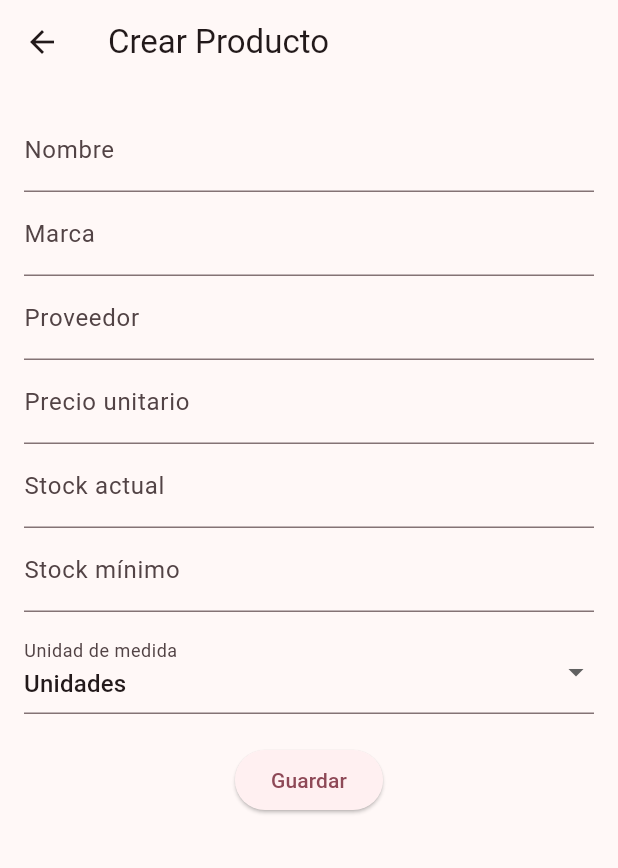
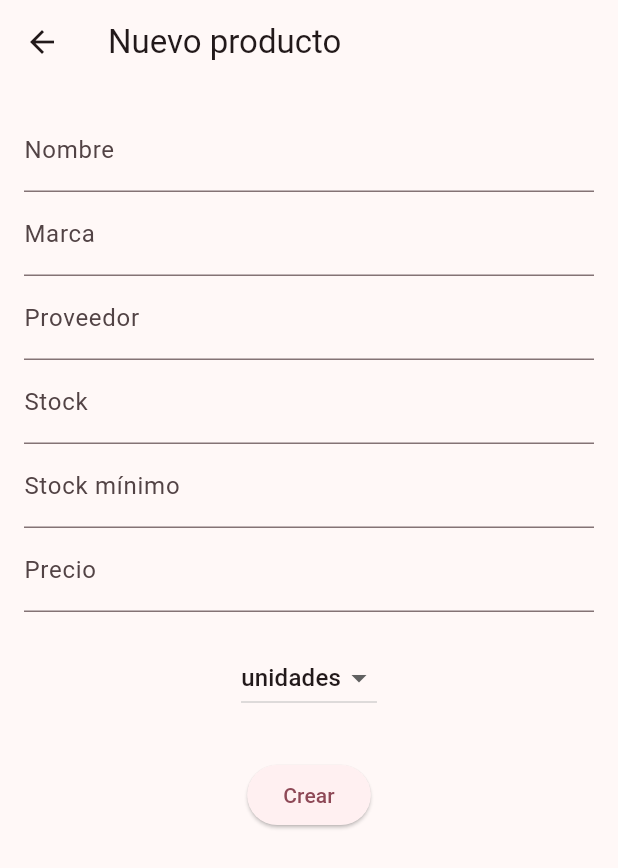
Before and after one commit to Chronos2412/Project-Kim, a Flutter app: the ProductFormScreen screen opened directly, on a phone screen of 412 x 824 dp. Shown: the top 868 px of the screen. Run offline on Flutter 3.47's test engine with Material 3 defaults, Android fonts, the phone set to English and light mode, and no system bars; our stand-ins replace sqflite; accounts and stored records are empty.

Commit message:
Inventory module: stable CRUD, edit fix, sorting A-Z, tag filtering fixed

```diff
--- a/project_kim/lib/features/inventory/data/models/product_model.dart
+++ b/project_kim/lib/features/inventory/data/models/product_model.dart
@@ -1,21 +1,13 @@
 class ProductModel {
   final int? id;
   final int categoryId;
-
   final String name;
-
   final double unitPrice;
-
-  // 🔥 STOCK DEBE SER INT en inventario real
-  final int stockQuantity;
-
-  final String stockUnit; // "unit" | "ml" | "kg"
-
+  final double stockQuantity;
+  final String stockUnit; // "unidades" | "ml" | "kg"
   final String brand;
   final String supplier;
-
-  final int minStockQuantity;
-
+  final double minStockQuantity;
   final DateTime lastUpdatedAt;
   final String lastUpdatedBy;
 
@@ -33,14 +25,8 @@ class ProductModel {
     required this.lastUpdatedBy,
   });
 
-  // -------------------------
-  // BUSINESS LOGIC
-  // -------------------------
-  bool get isLowStock => stockQuantity <= minStockQuantity;
+  bool get isLowStock => stockQuantity < minStockQuantity;
 
-  // -------------------------
-  // TO MAP (DB)
-  // -------------------------
   Map<String, dynamic> toMap() {
     return {
       "id": id,
@@ -57,26 +43,17 @@ class ProductModel {
     };
   }
 
-  // -------------------------
-  // FROM MAP (DB)
-  // -------------------------
   factory ProductModel.fromMap(Map<String, dynamic> map) {
     return ProductModel(
       id: map["id"],
       categoryId: map["categoryId"],
       name: map["name"],
       unitPrice: (map["unitPrice"] as num).toDouble(),
-
-      // 🔥 FIX: int seguro
-      stockQuantity: (map["stockQuantity"] as num).toInt(),
-
+      stockQuantity: (map["stockQuantity"] as num).toDouble(),
       stockUnit: map["stockUnit"],
       brand: map["brand"],
       supplier: map["supplier"],
-
-      // 🔥 FIX: int seguro
-      minStockQuantity: (map["minStockQuantity"] as num).toInt(),
-
+      minStockQuantity: (map["minStockQuantity"] as num).toDouble(),
       lastUpdatedAt: DateTime.parse(map["lastUpdatedAt"]),
       lastUpdatedBy: map["lastUpdatedBy"],
     );
--- a/project_kim/lib/features/inventory/presentation/screens/product_form_screen.dart
+++ b/project_kim/lib/features/inventory/presentation/screens/product_form_screen.dart
@@ -3,7 +3,9 @@ import 'package:project_kim/core/db/app_database.dart';
 import 'package:project_kim/features/inventory/data/models/product_model.dart';
 
 class ProductFormScreen extends StatefulWidget {
-  const ProductFormScreen({super.key});
+  final ProductModel? product;
+
+  const ProductFormScreen({super.key, this.product});
 
   @override
   State<ProductFormScreen> createState() => _ProductFormScreenState();
@@ -11,125 +13,154 @@ class ProductFormScreen extends StatefulWidget {
 
 class _ProductFormScreenState extends State<ProductFormScreen> {
   final AppDatabase _db = AppDatabase();
-  final _formKey = GlobalKey<FormState>();
 
-  final _nameCtrl = TextEditingController();
-  final _brandCtrl = TextEditingController();
-  final _supplierCtrl = TextEditingController();
-  final _priceCtrl = TextEditingController();
-  final _stockCtrl = TextEditingController();
-  final _minStockCtrl = TextEditingController();
+  final TextEditingController _nameCtrl = TextEditingController();
+  final TextEditingController _brandCtrl = TextEditingController();
+  final TextEditingController _supplierCtrl = TextEditingController();
+  final TextEditingController _stockCtrl = TextEditingController();
+  final TextEditingController _minStockCtrl = TextEditingController();
+  final TextEditingController _priceCtrl = TextEditingController();
 
+  int? _categoryId;
   String _unit = "unidades";
+
+  final List<String> _allowedUnits = ["unidades", "kg", "ml"];
+
+  @override
+  void initState() {
+    super.initState();
+
+    if (widget.product != null) {
+      final p = widget.product!;
+
+      _nameCtrl.text = p.name;
+      _brandCtrl.text = p.brand;
+      _supplierCtrl.text = p.supplier;
+      _stockCtrl.text = p.stockQuantity.toString();
+      _minStockCtrl.text = p.minStockQuantity.toString();
+      _priceCtrl.text = p.unitPrice.toString();
+      _categoryId = p.categoryId;
+
+      // 🔥 FIX CRÍTICO DROPDOWN SAFE
+      final rawUnit = p.stockUnit.trim().toLowerCase();
+
+      _unit = _allowedUnits.contains(rawUnit)
+          ? rawUnit
+          : "unidades";
+    } else {
+      _unit = "unidades";
+    }
+  }
 
   @override
   void dispose() {
     _nameCtrl.dispose();
     _brandCtrl.dispose();
     _supplierCtrl.dispose();
-    _priceCtrl.dispose();
     _stockCtrl.dispose();
     _minStockCtrl.dispose();
+    _priceCtrl.dispose();
     super.dispose();
   }
 
-  Future<void> _save() async {
-    if (!_formKey.currentState!.validate()) return;
-
+  Future<void> _saveProduct() async {
     final db = await _db.database;
 
     final product = ProductModel(
-      categoryId: 1, // temporal mientras conectamos categories UI
-      name: _nameCtrl.text.trim(),
+      id: widget.product?.id,
+      categoryId: _categoryId ?? 1,
+      name: _nameCtrl.text,
       unitPrice: double.tryParse(_priceCtrl.text) ?? 0.0,
-      stockQuantity: int.tryParse(_stockCtrl.text) ?? 0,
+      stockQuantity: double.tryParse(_stockCtrl.text) ?? 0.0,
       stockUnit: _unit,
-      brand: _brandCtrl.text.trim(),
-      supplier: _supplierCtrl.text.trim(),
-      minStockQuantity: int.tryParse(_minStockCtrl.text) ?? 0,
+      brand: _brandCtrl.text,
+      supplier: _supplierCtrl.text,
+      minStockQuantity: double.tryParse(_minStockCtrl.text) ?? 0.0,
       lastUpdatedAt: DateTime.now(),
-      lastUpdatedBy: "system",
+      lastUpdatedBy: "admin",
     );
 
+    if (widget.product == null) {
       await db.insert("products", product.toMap());
+    } else {
+      await db.update(
+        "products",
+        product.toMap(),
+        where: "id = ?",
+        whereArgs: [product.id],
+      );
+    }
 
-    if (!mounted) return;
-
+    if (mounted) {
       Navigator.pop(context, true);
+    }
   }
 
   @override
   Widget build(BuildContext context) {
+    final isEdit = widget.product != null;
+
     return Scaffold(
-      appBar: AppBar(title: const Text("Crear Producto")),
+      appBar: AppBar(
+        title: Text(isEdit ? "Editar producto" : "Nuevo producto"),
+      ),
       body: SingleChildScrollView(
         padding: const EdgeInsets.all(16),
-        child: Form(
-          key: _formKey,
         child: Column(
           children: [
-
-              TextFormField(
+            TextField(
               controller: _nameCtrl,
               decoration: const InputDecoration(labelText: "Nombre"),
-                validator: (v) =>
-                    v == null || v.isEmpty ? "Requerido" : null,
             ),
-
-              TextFormField(
+            TextField(
               controller: _brandCtrl,
               decoration: const InputDecoration(labelText: "Marca"),
             ),
-
-              TextFormField(
+            TextField(
               controller: _supplierCtrl,
               decoration: const InputDecoration(labelText: "Proveedor"),
             ),
-
-              TextFormField(
+            TextField(
+              controller: _stockCtrl,
+              keyboardType: TextInputType.number,
+              decoration: const InputDecoration(labelText: "Stock"),
+            ),
+            TextField(
+              controller: _minStockCtrl,
+              keyboardType: TextInputType.number,
+              decoration: const InputDecoration(labelText: "Stock mínimo"),
+            ),
+            TextField(
               controller: _priceCtrl,
-                decoration: const InputDecoration(labelText: "Precio unitario"),
               keyboardType: TextInputType.number,
-              ),
-
-              TextFormField(
-                controller: _stockCtrl,
-                decoration: const InputDecoration(labelText: "Stock actual"),
-                keyboardType: TextInputType.number,
-              ),
-
-              TextFormField(
-                controller: _minStockCtrl,
-                decoration: const InputDecoration(labelText: "Stock mínimo"),
-                keyboardType: TextInputType.number,
-              ),
-
-              const SizedBox(height: 12),
-
-              DropdownButtonFormField<String>(
-  value: _unit,
-  items: const [
-    DropdownMenuItem(value: "unidades", child: Text("Unidades")),
-    DropdownMenuItem(value: "kg", child: Text("Kilogramos")),
-    DropdownMenuItem(value: "g", child: Text("Gramos")),
-    DropdownMenuItem(value: "ml", child: Text("Mililitros")),
-    DropdownMenuItem(value: "l", child: Text("Litros")),
-    DropdownMenuItem(value: "caja", child: Text("Caja")),
-  ],
-  onChanged: (value) {
-    if (value != null) setState(() => _unit = value);
-  },
-  decoration: const InputDecoration(labelText: "Unidad de medida"),
+              decoration: const InputDecoration(labelText: "Precio"),
             ),
 
             const SizedBox(height: 20),
 
+            DropdownButton<String>(
+              value: _unit,
+              items: _allowedUnits.map((u) {
+                return DropdownMenuItem(
+                  value: u,
+                  child: Text(u),
+                );
+              }).toList(),
+              onChanged: (value) {
+                if (value == null) return;
+                setState(() {
+                  _unit = value;
+                });
+              },
+            ),
+
+            const SizedBox(height: 30),
+
             ElevatedButton(
-                onPressed: _save,
-                child: const Text("Guardar"),
+              onPressed: _saveProduct,
+              child: Text(isEdit ? "Actualizar" : "Crear"),
             ),
           ],
-          ),
         ),
       ),
     );
```
Also changed, not shown: project_kim/lib/core/db/app_database.dart (+3 -4 lines), project_kim/lib/features/inventory/presentation/screens/inventory_screen.dart (+15 -5 lines), project_kim/lib/features/inventory/presentation/screens/product_detail_screen.dart (added, +229 -0 lines). Lines whose indentation alone changed are shown as unchanged.
